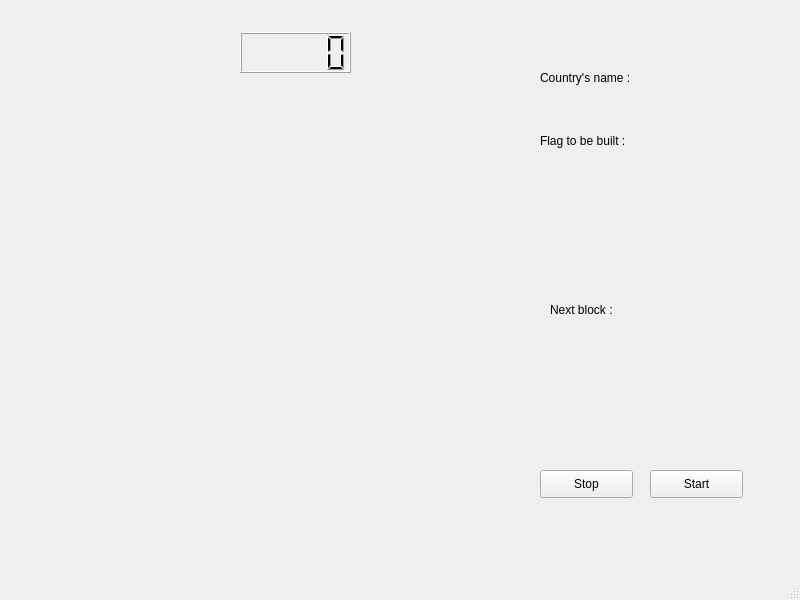
This is src/ui/main_windows.ui in Jouramie/Design-3 as Qt 5 draws it before an edit. The edited form follows.
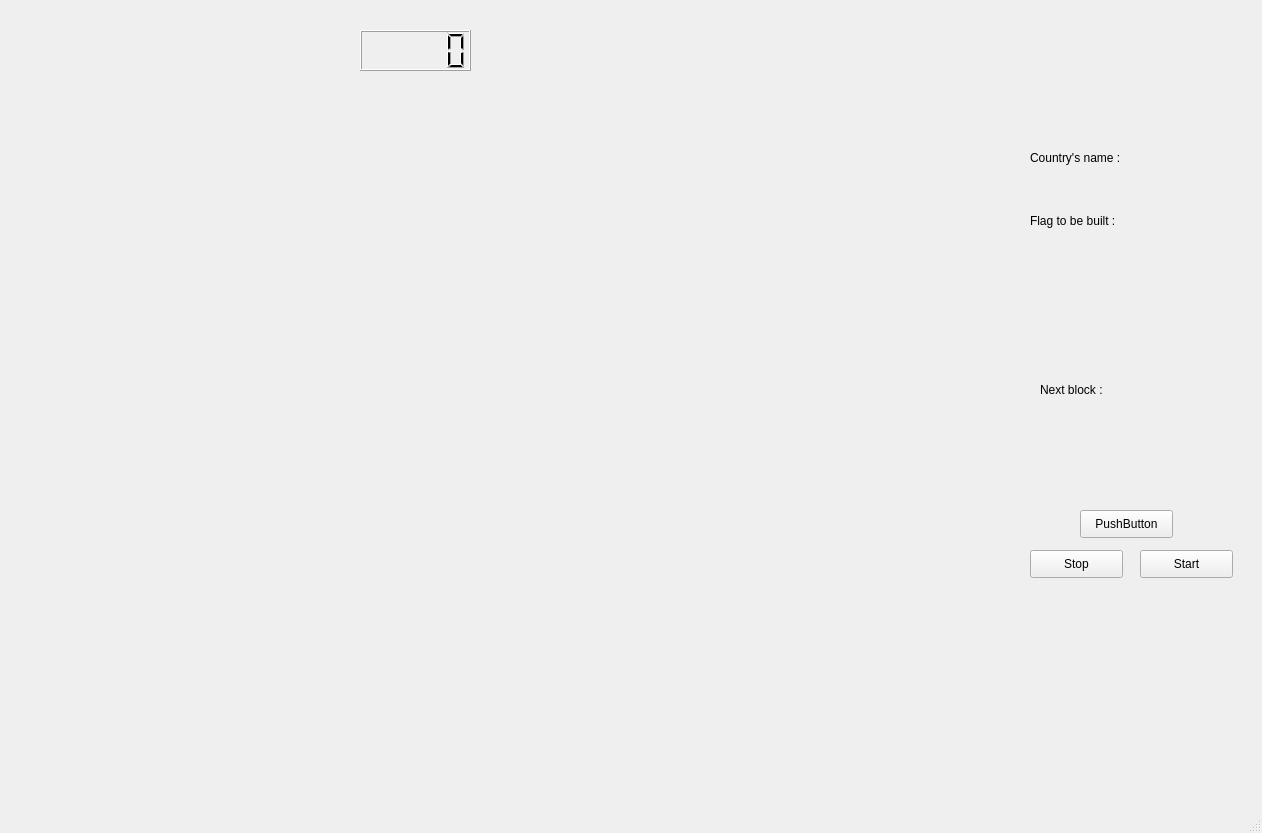
This is the edited form.

```diff
--- a/src/ui/main_windows.ui
+++ b/src/ui/main_windows.ui
@@ -6,8 +6,8 @@
    <rect>
     <x>0</x>
     <y>0</y>
-    <width>800</width>
-    <height>600</height>
+    <width>1262</width>
+    <height>833</height>
    </rect>
   </property>
   <property name="windowTitle">
@@ -17,8 +17,8 @@
    <widget class="QPushButton" name="StartButton">
     <property name="geometry">
      <rect>
-      <x>650</x>
-      <y>470</y>
+      <x>1140</x>
+      <y>550</y>
       <width>93</width>
       <height>28</height>
      </rect>
@@ -30,8 +30,8 @@
    <widget class="QPushButton" name="StopButton">
     <property name="geometry">
      <rect>
-      <x>540</x>
-      <y>470</y>
+      <x>1030</x>
+      <y>550</y>
       <width>93</width>
       <height>28</height>
      </rect>
@@ -43,8 +43,8 @@
    <widget class="QLabel" name="FlagLabel">
     <property name="geometry">
      <rect>
-      <x>540</x>
-      <y>130</y>
+      <x>1030</x>
+      <y>210</y>
       <width>171</width>
       <height>21</height>
      </rect>
@@ -61,8 +61,8 @@
      <rect>
       <x>50</x>
       <y>80</y>
-      <width>451</width>
-      <height>411</height>
+      <width>931</width>
+      <height>731</height>
      </rect>
     </property>
     <property name="autoFillBackground">
@@ -75,8 +75,8 @@
    <widget class="QLabel" name="flagPicture">
     <property name="geometry">
      <rect>
-      <x>590</x>
-      <y>170</y>
+      <x>1080</x>
+      <y>250</y>
       <width>100</width>
       <height>100</height>
      </rect>
@@ -91,8 +91,8 @@
    <widget class="QLabel" name="label_2">
     <property name="geometry">
      <rect>
-      <x>550</x>
-      <y>300</y>
+      <x>1040</x>
+      <y>380</y>
       <width>141</width>
       <height>20</height>
      </rect>
@@ -104,8 +104,8 @@
    <widget class="QLabel" name="cube_label">
     <property name="geometry">
      <rect>
-      <x>600</x>
-      <y>340</y>
+      <x>1090</x>
+      <y>420</y>
       <width>81</width>
       <height>81</height>
      </rect>
@@ -120,8 +120,8 @@
    <widget class="QLCDNumber" name="lcdNumber">
     <property name="geometry">
      <rect>
-      <x>240</x>
-      <y>32</y>
+      <x>360</x>
+      <y>30</y>
       <width>111</width>
       <height>41</height>
      </rect>
@@ -130,8 +130,8 @@
    <widget class="QLabel" name="label">
     <property name="geometry">
      <rect>
-      <x>540</x>
-      <y>70</y>
+      <x>1030</x>
+      <y>150</y>
       <width>101</width>
       <height>16</height>
      </rect>
@@ -143,8 +143,8 @@
    <widget class="QLabel" name="CountryName">
     <property name="geometry">
      <rect>
-      <x>540</x>
-      <y>90</y>
+      <x>1030</x>
+      <y>170</y>
       <width>171</width>
       <height>21</height>
      </rect>
@@ -168,6 +168,19 @@
      <string/>
     </property>
    </widget>
+   <widget class="QPushButton" name="pushButton">
+    <property name="geometry">
+     <rect>
+      <x>1080</x>
+      <y>510</y>
+      <width>93</width>
+      <height>28</height>
+     </rect>
+    </property>
+    <property name="text">
+     <string>PushButton</string>
+    </property>
+   </widget>
   </widget>
   <widget class="QMenuBar" name="menubar">
    <property name="geometry">
```
Left out of the diff: 2 changed lines with no effect on the pictures.
